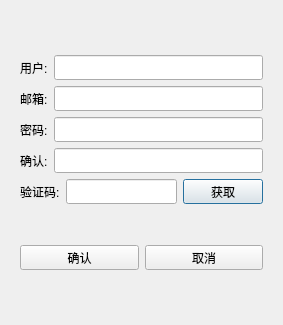
First picture: the form in Client_by_Qt/registerdialog.ui, repository BIGGOODSHIP/BigChat, before the edit.
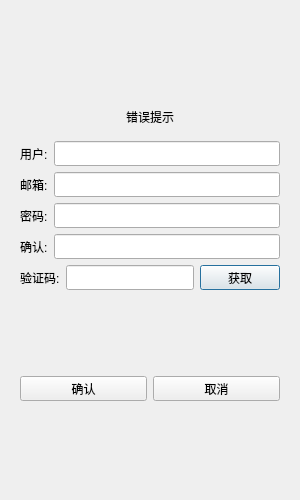
Second picture: the form after the edit.

```diff
--- a/Client_by_Qt/registerdialog.ui
+++ b/Client_by_Qt/registerdialog.ui
@@ -6,10 +6,22 @@
    <rect>
     <x>0</x>
     <y>0</y>
-    <width>283</width>
-    <height>325</height>
+    <width>300</width>
+    <height>500</height>
    </rect>
   </property>
+  <property name="minimumSize">
+   <size>
+    <width>300</width>
+    <height>500</height>
+   </size>
+  </property>
+  <property name="maximumSize">
+   <size>
+    <width>300</width>
+    <height>500</height>
+   </size>
+  </property>
   <property name="windowTitle">
    <string>Dialog</string>
   </property>
@@ -37,6 +49,22 @@
            </property>
           </spacer>
          </item>
+         <item>
+          <widget class="QWidget" name="widget" native="true">
+           <layout class="QVBoxLayout" name="verticalLayout_4">
+            <item>
+             <widget class="QLabel" name="err_tip">
+              <property name="text">
+               <string>错误提示</string>
+              </property>
+              <property name="alignment">
+               <set>Qt::AlignmentFlag::AlignCenter</set>
+              </property>
+             </widget>
+            </item>
+           </layout>
+          </widget>
+         </item>
          <item>
           <layout class="QHBoxLayout" name="horizontalLayout">
            <item>
```
Left out of the diff: 4 changed lines with no effect on the pictures.
